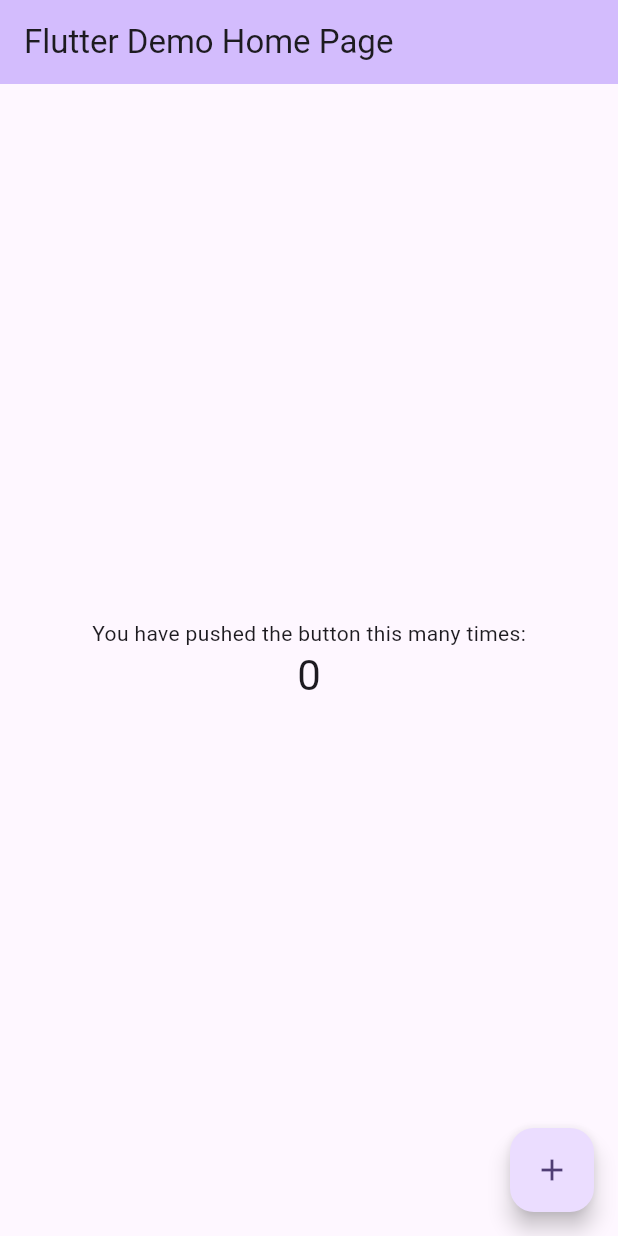
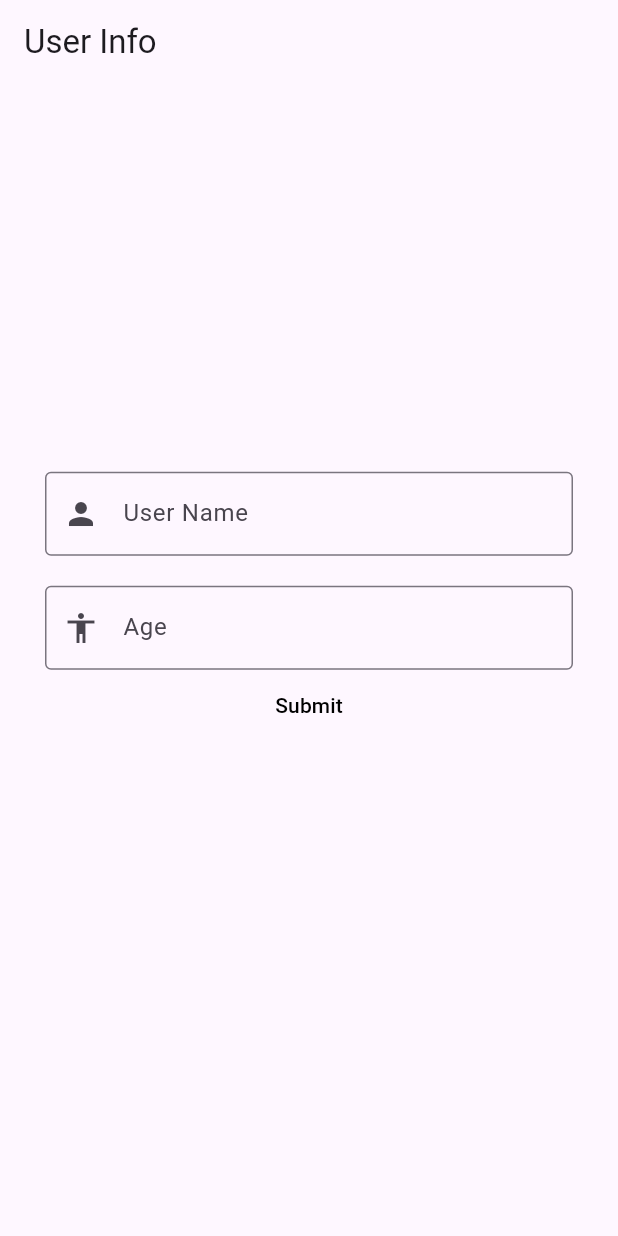
Before and after one commit to ThihaThantSin777/persistent-tech, a Flutter app: the screen it shows after launch, on a phone screen of 412 x 824 dp. Run offline on Flutter 3.47's test engine with Material 2 defaults, Android fonts, the phone set to English and light mode, and no system bars; our stand-ins replace shared_preferences.

Commit message:
impl user object to share preferences

```diff
--- /dev/null
+++ b/lib/data/model/user_model.dart
@@ -0,0 +1,16 @@
+import 'package:persistent/data/vo/user_vo.dart';
+import 'package:persistent/persistent/dao/user_dao.dart';
+
+class UserModel {
+  UserModel._();
+
+  static final UserModel _singleton = UserModel._();
+
+  factory UserModel() => _singleton;
+
+  final UserDAO _userDAO = UserDAO();
+
+  void save(UserVO userVO) => _userDAO.save(userVO);
+
+  UserVO? get getUser => _userDAO.getUser;
+}
--- /dev/null
+++ b/lib/data/vo/user_vo.dart
@@ -0,0 +1,21 @@
+class UserVO {
+  int id;
+  String name;
+  int age;
+
+  UserVO(this.id, this.name, this.age);
+
+  factory UserVO.fromJson(Map<String, dynamic> json) =>
+      UserVO(json['id'] as int, json['name'] as String, json['age'] as int);
+
+  Map<String, dynamic> toJson() => <String, dynamic>{
+        'id': id,
+        'name': name,
+        'age': age,
+      };
+
+  @override
+  String toString() {
+    return 'id: $id, name: $name, age: $age';
+  }
+}
--- a/lib/main.dart
+++ b/lib/main.dart
@@ -1,5 +1,6 @@
 import 'package:flutter/material.dart';
 import 'package:persistent/pages/home_page.dart';
+import 'package:persistent/pages/user_page.dart';
 import 'package:persistent/persistent/dao/pref_instance.dart';
 
 void main() async {
@@ -20,7 +21,8 @@ class MyApp extends StatelessWidget {
         colorScheme: ColorScheme.fromSeed(seedColor: Colors.deepPurple),
         useMaterial3: true,
       ),
-      home: const MyHomePage(title: 'Flutter Demo Home Page'),
+      home: UserPage(),
+      //     home: const MyHomePage(title: 'Flutter Demo Home Page'),
     );
   }
 }
--- /dev/null
+++ b/lib/pages/user_page.dart
@@ -0,0 +1,79 @@
+import 'package:flutter/material.dart';
+import 'package:persistent/data/model/user_model.dart';
+import 'package:persistent/data/vo/user_vo.dart';
+import 'package:persistent/widget/text_field_widget.dart';
+
+class UserPage extends StatefulWidget {
+  const UserPage({super.key});
+
+  @override
+  State<UserPage> createState() => _UserPageState();
+}
+
+class _UserPageState extends State<UserPage> {
+  String _userName = '';
+  String _age = '';
+  final UserModel _userModel = UserModel();
+
+  @override
+  Widget build(BuildContext context) {
+    return Scaffold(
+      appBar: AppBar(
+        title: const Text('User Info'),
+      ),
+      body: Center(
+        child: Column(
+          mainAxisSize: MainAxisSize.min,
+          crossAxisAlignment: CrossAxisAlignment.start,
+          children: [
+            Padding(
+              padding: const EdgeInsets.symmetric(horizontal: 30),
+              child: TextFieldWidget(
+                  hintText: 'User Name',
+                  prefixIcon: Icons.person,
+                  onChanged: (text) {
+                    _userName = text;
+                  }),
+            ),
+            const SizedBox(
+              height: 20,
+            ),
+            Padding(
+              padding: const EdgeInsets.symmetric(horizontal: 30),
+              child: TextFieldWidget(
+                  hintText: 'Age',
+                  textInputType: TextInputType.number,
+                  prefixIcon: Icons.accessibility,
+                  onChanged: (text) {
+                    _age = text;
+                  }),
+            ),
+            Center(
+              child: MaterialButton(
+                  minWidth: 200,
+                  height: 40,
+                  textColor: Colors.black,
+                  onPressed: () {
+                    if (mounted) {
+                      setState(() {
+                        _userModel.save(UserVO(1, _userName, int.parse(_age)));
+                      });
+                    }
+                  },
+                  child: const Text('Submit')),
+            ),
+            const SizedBox(
+              height: 50,
+            ),
+            Center(
+              child: Text(
+                _userModel.getUser != null ? _userModel.getUser.toString() : '',
+                style: const TextStyle(color: Colors.black),
+              ),
+            ),
+          ],
+        ),
+      ),
+    );
+  }
+}
--- /dev/null
+++ b/lib/persistent/dao/user_dao.dart
@@ -0,0 +1,25 @@
+import 'dart:convert';
+
+import 'package:persistent/data/vo/user_vo.dart';
+import 'package:persistent/persistent/dao/pref_instance.dart';
+import 'package:persistent/persistent/preference_key_constant.dart';
+
+class UserDAO {
+  UserDAO._();
+
+  static final UserDAO _singleton = UserDAO._();
+
+  factory UserDAO() => _singleton;
+
+  void save(UserVO userVO) {
+    PrefInstance.getSharedPreferences.setString(kUserKey, jsonEncode(userVO));
+  }
+
+  UserVO? get getUser {
+    final userData = PrefInstance.getSharedPreferences.getString(kUserKey);
+    if (userData != null) {
+      return UserVO.fromJson(jsonDecode(userData.toString()));
+    }
+    return null;
+  }
+}
--- a/lib/persistent/preference_key_constant.dart
+++ b/lib/persistent/preference_key_constant.dart
@@ -1 +1,2 @@
 const String kCountKey = 'kCountKey';
+const String kUserKey = 'kUserKey';
--- /dev/null
+++ b/lib/widget/text_field_widget.dart
@@ -0,0 +1,27 @@
+import 'package:flutter/material.dart';
+
+class TextFieldWidget extends StatelessWidget {
+  const TextFieldWidget(
+      {super.key,
+      required this.hintText,
+      required this.prefixIcon,
+      required this.onChanged,
+      this.textInputType = TextInputType.name});
+
+  final String hintText;
+  final IconData prefixIcon;
+  final Function(String) onChanged;
+  final TextInputType textInputType;
+
+  @override
+  Widget build(BuildContext context) {
+    return TextField(
+      onChanged: onChanged,
+      keyboardType: textInputType,
+      decoration: InputDecoration(
+          border: const OutlineInputBorder(),
+          labelText: hintText,
+          prefixIcon: Icon(prefixIcon)),
+    );
+  }
+}
```
